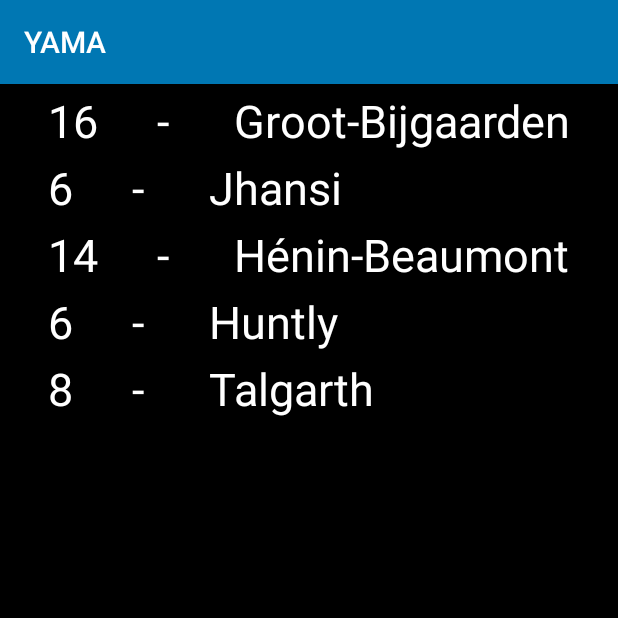
After one commit to PiniponSelvagem/1819i-LI51D-G10, an Android app: the TeamsActivity screen opened directly, with no data from a screen before it, on a phone screen of 412 x 824 dp, the top half of it. The commit adds this screen. Run offline under Robolectric (Android 15) with nearby library versions, the phone set to English and light mode, and no system bars; network calls fail; 1 statement that could not run was skipped.

Commit message:
Updated HttpRequests.kt (now called Volley.kt). Added dataclass for LoggedUser information. Added initial TeamsActivity, place holder for now. Changed app default color to blue.

```diff
--- a/app/build.gradle
+++ b/app/build.gradle
@@ -31,4 +31,5 @@ dependencies {
     androidTestImplementation 'com.android.support.test:runner:1.0.2'
     androidTestImplementation 'com.android.support.test.espresso:espresso-core:3.0.2'
     implementation 'com.android.volley:volley:1.1.1'
+    implementation 'com.android.support:recyclerview-v7:28.0.0'
 }
--- a/app/src/main/AndroidManifest.xml
+++ b/app/src/main/AndroidManifest.xml
@@ -7,6 +7,7 @@
     <uses-permission android:name="android.permission.ACCESS_NETWORK_STATE" />
 
     <application
+        android:name=".Application"
         android:allowBackup="true"
         android:icon="@mipmap/ic_launcher"
         android:label="@string/app_name"
@@ -22,6 +23,7 @@
             </intent-filter>
         </activity>
         <activity android:name=".UserActivity" />
+        <activity android:name=".teams.TeamsActivity" />
     </application>
 
 </manifest>
--- /dev/null
+++ b/app/src/main/java/pt/isel/pdm/i41n/g6/yama/teams/StringAdapter.kt
@@ -0,0 +1,65 @@
+package pt.isel.pdm.i41n.g6.yama.teams
+
+import android.graphics.Color
+import android.support.v7.widget.RecyclerView
+import android.util.Log
+import android.view.LayoutInflater
+import android.view.View
+import android.view.ViewGroup
+import android.widget.TextView
+import pt.isel.pdm.i41n.g6.yama.R
+
+class StringAdapter(private val data: Array<String>)
+    : RecyclerView.Adapter<StringAdapter.ItemViewHolder>() {
+
+    private val TAG = StringAdapter::class.java.simpleName
+
+    private var countViewHolderIntances = 0
+    private var countBindViewHolder = 0
+
+    class ItemViewHolder(itemView: View)
+        : RecyclerView.ViewHolder(itemView) {
+        val cityNameSize = itemView.findViewById<TextView>(R.id.cityNameSize)
+        val cityName = itemView.findViewById<TextView>(R.id.cityName)
+
+    }
+
+    /**
+     * Create new views (invoked by the layout manager)
+     */
+    override fun onCreateViewHolder(parent: ViewGroup, viewType: Int)
+            : ItemViewHolder {
+        // create a new view
+        val view = LayoutInflater.from(parent.context)
+            .inflate(R.layout.recycler_view_team, parent, false)
+
+
+        val textViewHolder = ItemViewHolder(view)
+        Log.i(TAG,"ViewHolder created: ${++countViewHolderIntances} with hashcode ${textViewHolder.hashCode()} for type $viewType")
+        return textViewHolder
+    }
+
+
+    /**
+     * Replace the contents of a view (invoked by the layout manager)
+     */
+    override fun onBindViewHolder(holder: ItemViewHolder, position: Int) {
+        // - get element from your dataset at this position
+        // - replace the contents of the view with that element
+
+        Log.i(TAG,"onBindViewHolder called for position $position: ${++countBindViewHolder} with viewHolder ${holder.hashCode()}")
+        val str = data[position]
+
+
+        if(str.startsWith("B")) {
+                holder.cityName.setTextColor(Color.RED)
+        }
+        holder.cityNameSize.text = str.length.toString()
+        holder.cityName.text = str
+    }
+
+    /**
+     * Return the size of your dataset (invoked by the layout manager)
+     */
+    override fun getItemCount(): Int = data.size
+}
--- /dev/null
+++ b/app/src/main/java/pt/isel/pdm/i41n/g6/yama/teams/TeamsActivity.kt
@@ -0,0 +1,39 @@
+package pt.isel.pdm.i41n.g6.yama.teams
+
+import android.support.v7.app.AppCompatActivity
+import android.os.Bundle
+import android.support.v7.widget.LinearLayoutManager
+import android.support.v7.widget.RecyclerView
+import android.widget.Toast
+import kotlinx.android.synthetic.main.activity_teams.*
+import pt.isel.pdm.i41n.g6.yama.R
+
+class TeamsActivity : AppCompatActivity() {
+    private lateinit var viewAdapter: RecyclerView.Adapter<*>
+    private lateinit var layoutMgr: RecyclerView.LayoutManager
+
+    override fun onCreate(savedInstanceState: Bundle?) {
+        super.onCreate(savedInstanceState)
+        setContentView(R.layout.activity_teams)
+
+        val value = intent.getSerializableExtra("loggedUser")
+
+        Toast.makeText(this, value.toString(), Toast.LENGTH_LONG).show()
+
+        val cities = arrayOf(
+                "Groot-Bijgaarden",
+                "Jhansi",
+                "Hénin-Beaumont",
+                "Huntly",
+                "Talgarth"
+        )
+        layoutMgr = LinearLayoutManager(this)
+        viewAdapter = StringAdapter(cities)
+
+        cities_recycler_view.apply {
+            setHasFixedSize(true)
+            layoutManager = layoutMgr
+            adapter = viewAdapter
+        }
+    }
+}
--- /dev/null
+++ b/app/src/main/res/layout/activity_teams.xml
@@ -0,0 +1,17 @@
+<?xml version="1.0" encoding="utf-8"?>
+<android.support.constraint.ConstraintLayout xmlns:android="http://schemas.android.com/apk/res/android"
+    xmlns:app="http://schemas.android.com/apk/res-auto"
+    xmlns:tools="http://schemas.android.com/tools"
+    android:layout_width="match_parent"
+    android:layout_height="match_parent"
+    tools:context=".teams.TeamsActivity">
+
+    <android.support.v7.widget.RecyclerView
+        android:id="@+id/cities_recycler_view"
+        android:scrollbars="vertical"
+        android:layout_width="match_parent"
+        android:layout_height="wrap_content"
+        android:layout_marginTop="8dp"
+        android:layout_marginStart="8dp"/>
+
+</android.support.constraint.ConstraintLayout>
--- /dev/null
+++ b/app/src/main/res/layout/recycler_view_team.xml
@@ -0,0 +1,35 @@
+<?xml version="1.0" encoding="utf-8"?>
+<android.support.constraint.ConstraintLayout
+    xmlns:android="http://schemas.android.com/apk/res/android"
+    xmlns:tools="http://schemas.android.com/tools"
+    xmlns:app="http://schemas.android.com/apk/res-auto"
+    android:layout_width="match_parent"
+    android:layout_height="wrap_content"
+    tools:context=".teams.TeamsActivity">
+
+    <TextView
+        android:text="Size"
+        android:layout_width="wrap_content"
+        android:layout_height="wrap_content"
+        android:id="@+id/cityNameSize" android:layout_marginTop="4dp"
+        app:layout_constraintTop_toTopOf="parent" app:layout_constraintStart_toStartOf="parent"
+        android:layout_marginStart="24dp" android:textSize="30sp"/>
+
+    <TextView
+        android:text=" - "
+        android:layout_width="wrap_content"
+        android:layout_height="wrap_content"
+        app:layout_constraintStart_toEndOf="@+id/cityNameSize"
+        android:layout_marginStart="32dp" android:id="@+id/textView2" android:textSize="30sp"
+        android:layout_marginTop="4dp" app:layout_constraintTop_toTopOf="parent"/>
+
+    <TextView
+        android:text="Name"
+        android:layout_width="wrap_content"
+        android:layout_height="wrap_content"
+        android:id="@+id/cityName" android:layout_marginTop="4dp"
+        app:layout_constraintTop_toTopOf="parent"
+        app:layout_constraintStart_toEndOf="@+id/textView2" android:layout_marginStart="36dp"
+        android:textSize="30sp"/>
+
+</android.support.constraint.ConstraintLayout>
--- a/app/src/main/res/values/colors.xml
+++ b/app/src/main/res/values/colors.xml
@@ -1,9 +1,10 @@
 <?xml version="1.0" encoding="utf-8"?>
 <resources>
-    <color name="colorPrimary">#b30300</color>
-    <color name="colorPrimaryDark">#9f0000</color>
-    <color name="colorAccent">#ff0000</color>
-    <color name="colorPressed">#ffff00</color>
+    <color name="colorPrimary">#0077b3</color>
+    <color name="colorPrimaryDark">#00659f</color>
+    <color name="colorAccent">#00aeff</color>
+    <color name="colorPressed">#ffffff</color>
+    <!--<color name="colorPressed">#ffa200</color>-->
     <color name="black">#000000</color>
     <color name="white">#FFFFFF</color>
     <color name="darker_gray">#000000</color>
```
Also changed, not shown: app/src/main/java/pt/isel/pdm/i41n/g6/yama/Application.kt (added, +11 -0 lines), app/src/main/java/pt/isel/pdm/i41n/g6/yama/LoginActivity.kt (+78 -3 lines), app/src/main/java/pt/isel/pdm/i41n/g6/yama/data/HttpRequests.kt (deleted, +0 -47 lines), app/src/main/java/pt/isel/pdm/i41n/g6/yama/data/LoggedUser.kt (added, +19 -0 lines), app/src/main/java/pt/isel/pdm/i41n/g6/yama/data/httprequests/Volley.kt (added, +84 -0 lines).
